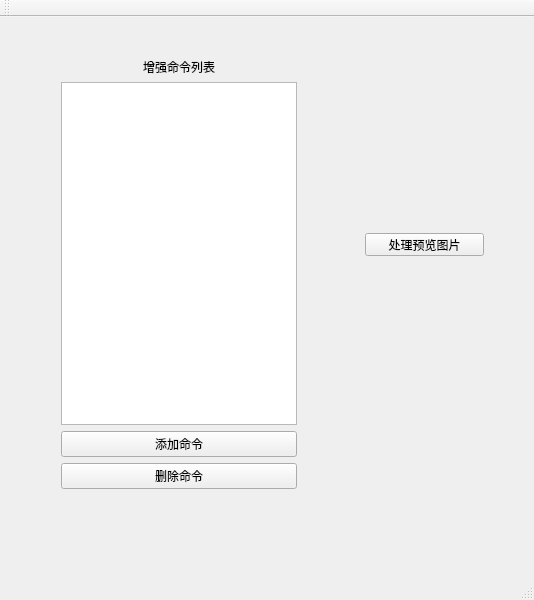
Qt form ui/data_augmentation.ui (LJXLJXLJX/data_augmentation_qt) before a commit.
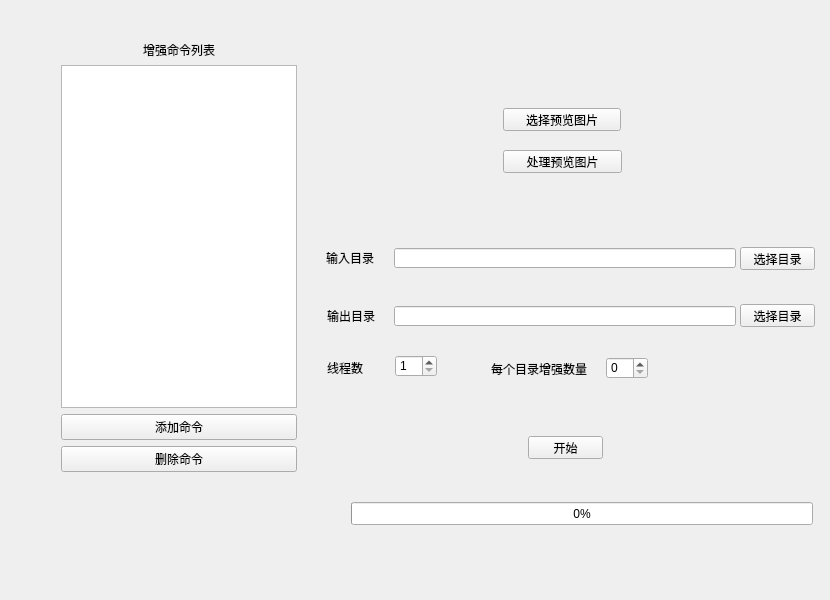
The same form after that commit.

Commit message: 基本上完成了 多线程那有一些坑没填

Diff of the .ui file:
```diff
--- a/ui/data_augmentation.ui
+++ b/ui/data_augmentation.ui
@@ -9,7 +9,7 @@
    <rect>
     <x>0</x>
     <y>0</y>
-    <width>534</width>
+    <width>830</width>
     <height>600</height>
    </rect>
   </property>
@@ -68,8 +68,8 @@
    <widget class="QPushButton" name="pushButtonProcessDemo">
     <property name="geometry">
      <rect>
-      <x>365</x>
-      <y>216</y>
+      <x>503</x>
+      <y>150</y>
       <width>119</width>
       <height>23</height>
      </rect>
@@ -78,26 +78,179 @@
      <string>处理预览图片</string>
     </property>
    </widget>
+   <widget class="QPushButton" name="pbSelectDemo">
+    <property name="geometry">
+     <rect>
+      <x>503</x>
+      <y>108</y>
+      <width>118</width>
+      <height>23</height>
+     </rect>
+    </property>
+    <property name="text">
+     <string>选择预览图片</string>
+    </property>
+   </widget>
+   <widget class="QPushButton" name="pbSelectInputDir">
+    <property name="geometry">
+     <rect>
+      <x>740</x>
+      <y>247</y>
+      <width>75</width>
+      <height>23</height>
+     </rect>
+    </property>
+    <property name="text">
+     <string>选择目录</string>
+    </property>
+   </widget>
+   <widget class="QPushButton" name="pbSelectOutputDir">
+    <property name="geometry">
+     <rect>
+      <x>740</x>
+      <y>304</y>
+      <width>75</width>
+      <height>23</height>
+     </rect>
+    </property>
+    <property name="text">
+     <string>选择目录</string>
+    </property>
+   </widget>
+   <widget class="QLineEdit" name="leInputDir">
+    <property name="geometry">
+     <rect>
+      <x>394</x>
+      <y>248</y>
+      <width>342</width>
+      <height>20</height>
+     </rect>
+    </property>
+   </widget>
+   <widget class="QLineEdit" name="leOutputDir">
+    <property name="geometry">
+     <rect>
+      <x>394</x>
+      <y>306</y>
+      <width>342</width>
+      <height>20</height>
+     </rect>
+    </property>
+   </widget>
+   <widget class="QLabel" name="labelInputDir">
+    <property name="geometry">
+     <rect>
+      <x>326</x>
+      <y>252</y>
+      <width>54</width>
+      <height>12</height>
+     </rect>
+    </property>
+    <property name="text">
+     <string>输入目录</string>
+    </property>
+   </widget>
+   <widget class="QLabel" name="labelOutputDir">
+    <property name="geometry">
+     <rect>
+      <x>327</x>
+      <y>310</y>
+      <width>54</width>
+      <height>12</height>
+     </rect>
+    </property>
+    <property name="text">
+     <string>输出目录</string>
+    </property>
+   </widget>
+   <widget class="QLabel" name="labelThreadNum">
+    <property name="geometry">
+     <rect>
+      <x>327</x>
+      <y>360</y>
+      <width>38</width>
+      <height>16</height>
+     </rect>
+    </property>
+    <property name="text">
+     <string>线程数</string>
+    </property>
+   </widget>
+   <widget class="QSpinBox" name="sbThreadNum">
+    <property name="geometry">
+     <rect>
+      <x>395</x>
+      <y>355</y>
+      <width>42</width>
+      <height>22</height>
+     </rect>
+    </property>
+    <property name="minimum">
+     <number>1</number>
+    </property>
+    <property name="maximum">
+     <number>8</number>
+    </property>
+   </widget>
+   <widget class="QLabel" name="labelNum">
+    <property name="geometry">
+     <rect>
+      <x>491</x>
+      <y>361</y>
+      <width>103</width>
+      <height>16</height>
+     </rect>
+    </property>
+    <property name="text">
+     <string>每个目录增强数量</string>
+    </property>
+   </widget>
+   <widget class="QSpinBox" name="sbNum">
+    <property name="geometry">
+     <rect>
+      <x>606</x>
+      <y>357</y>
+      <width>42</width>
+      <height>22</height>
+     </rect>
+    </property>
+    <property name="maximum">
+     <number>99999</number>
+    </property>
+    <property name="singleStep">
+     <number>100</number>
+    </property>
+   </widget>
+   <widget class="QPushButton" name="pbStart">
+    <property name="geometry">
+     <rect>
+      <x>528</x>
+      <y>436</y>
+      <width>75</width>
+      <height>23</height>
+     </rect>
+    </property>
+    <property name="text">
+     <string>开始</string>
+    </property>
+   </widget>
+   <widget class="QProgressBar" name="progressBar">
+    <property name="enabled">
+     <bool>true</bool>
+    </property>
+    <property name="geometry">
+     <rect>
+      <x>351</x>
+      <y>502</y>
+      <width>462</width>
+      <height>23</height>
+     </rect>
+    </property>
+    <property name="value">
+     <number>0</number>
+    </property>
+   </widget>
   </widget>
-  <widget class="QMenuBar" name="menuBar">
-   <property name="geometry">
-    <rect>
-     <x>0</x>
-     <y>0</y>
-     <width>534</width>
-     <height>23</height>
-    </rect>
-   </property>
-  </widget>
-  <widget class="QToolBar" name="mainToolBar">
-   <attribute name="toolBarArea">
-    <enum>TopToolBarArea</enum>
-   </attribute>
-   <attribute name="toolBarBreak">
-    <bool>false</bool>
-   </attribute>
-  </widget>
-  <widget class="QStatusBar" name="statusBar"/>
  </widget>
  <layoutdefault spacing="6" margin="11"/>
  <resources>
```
Left out of the diff: 6 changed lines with no effect on the pictures. The commit also changes 11 other files.
